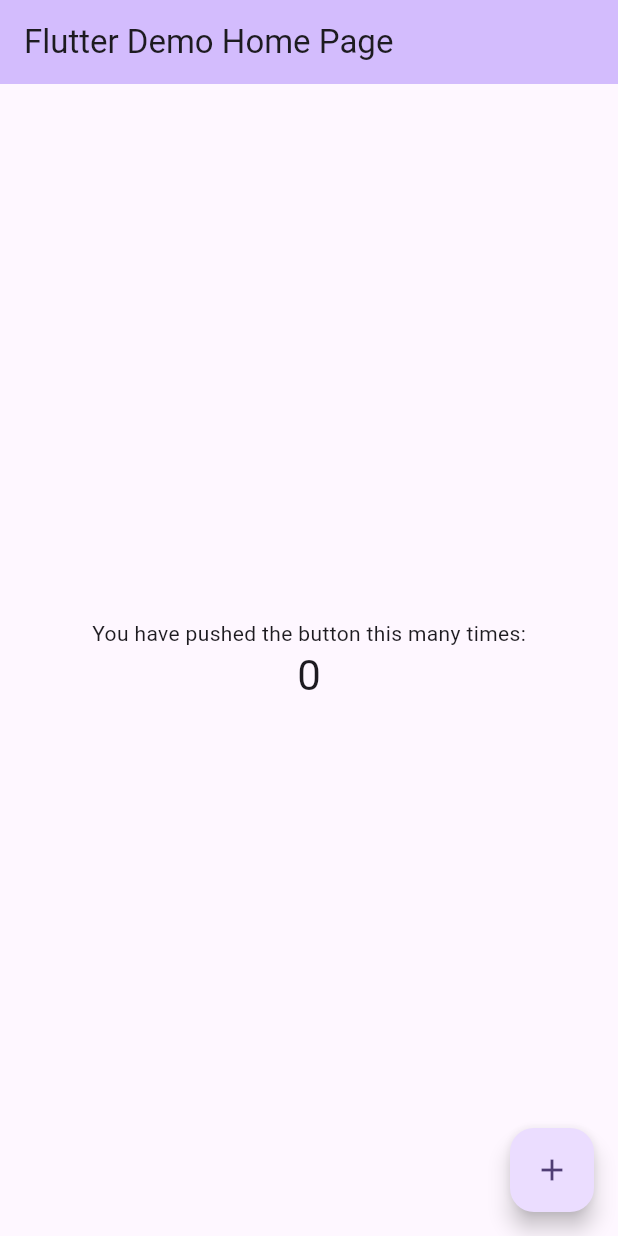
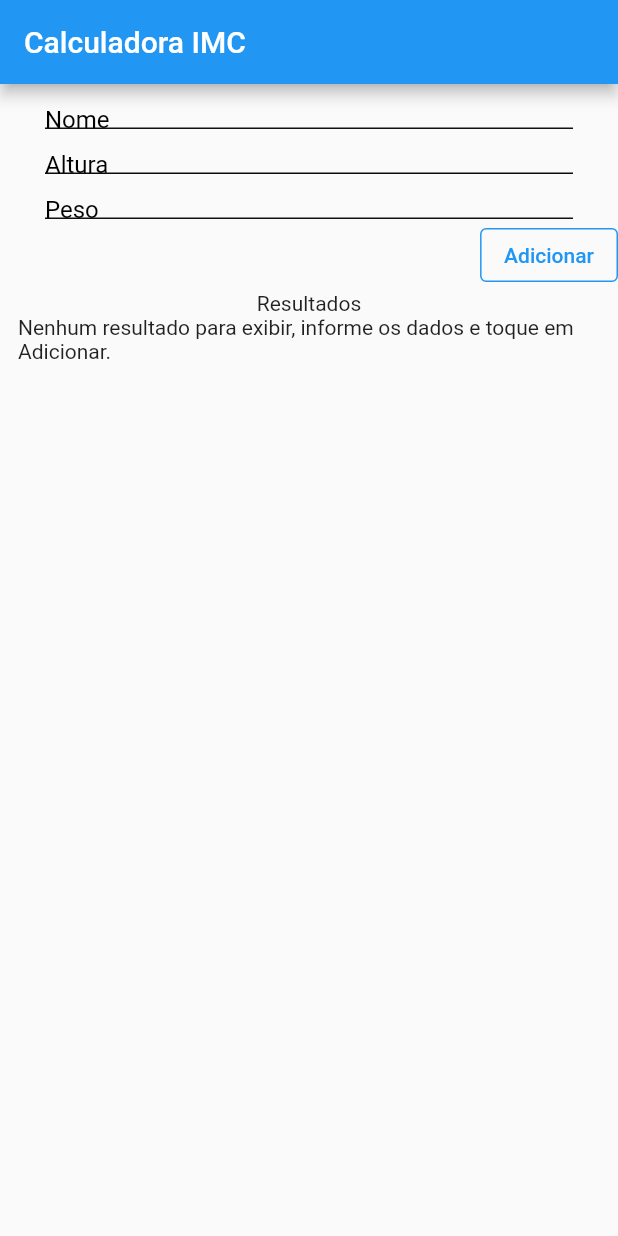
Before and after one commit to AntonioCarlosSoaresPrudencio/calculadora-imc-flutter, a Flutter app: the screen it shows after launch, on a phone screen of 412 x 824 dp. Run offline on Flutter 3.47's test engine with Material 2 defaults, Android fonts, the phone set to English and light mode, and no system bars; our stand-ins replace google_fonts.

```diff
--- a/lib/main.dart
+++ b/lib/main.dart
@@ -1,125 +1,6 @@
+import 'package:calculadora_imc_flutter/service/my_app.dart';
 import 'package:flutter/material.dart';
 
 void main() {
-  runApp(const MyApp());
+  runApp(MyApp());
 }
-
-class MyApp extends StatelessWidget {
-  const MyApp({super.key});
-
-  // This widget is the root of your application.
-  @override
-  Widget build(BuildContext context) {
-    return MaterialApp(
-      title: 'Flutter Demo',
-      theme: ThemeData(
-        // This is the theme of your application.
-        //
-        // TRY THIS: Try running your application with "flutter run". You'll see
-        // the application has a blue toolbar. Then, without quitting the app,
-        // try changing the seedColor in the colorScheme below to Colors.green
-        // and then invoke "hot reload" (save your changes or press the "hot
-        // reload" button in a Flutter-supported IDE, or press "r" if you used
-        // the command line to start the app).
-        //
-        // Notice that the counter didn't reset back to zero; the application
-        // state is not lost during the reload. To reset the state, use hot
-        // restart instead.
-        //
-        // This works for code too, not just values: Most code changes can be
-        // tested with just a hot reload.
-        colorScheme: ColorScheme.fromSeed(seedColor: Colors.deepPurple),
-        useMaterial3: true,
-      ),
-      home: const MyHomePage(title: 'Flutter Demo Home Page'),
-    );
-  }
-}
-
-class MyHomePage extends StatefulWidget {
-  const MyHomePage({super.key, required this.title});
-
-  // This widget is the home page of your application. It is stateful, meaning
-  // that it has a State object (defined below) that contains fields that affect
-  // how it looks.
-
-  // This class is the configuration for the state. It holds the values (in this
-  // case the title) provided by the parent (in this case the App widget) and
-  // used by the build method of the State. Fields in a Widget subclass are
-  // always marked "final".
-
-  final String title;
-
-  @override
-  State<MyHomePage> createState() => _MyHomePageState();
-}
-
-class _MyHomePageState extends State<MyHomePage> {
-  int _counter = 0;
-
-  void _incrementCounter() {
-    setState(() {
-      // This call to setState tells the Flutter framework that something has
-      // changed in this State, which causes it to rerun the build method below
-      // so that the display can reflect the updated values. If we changed
-      // _counter without calling setState(), then the build method would not be
-      // called again, and so nothing would appear to happen.
-      _counter++;
-    });
-  }
-
-  @override
-  Widget build(BuildContext context) {
-    // This method is rerun every time setState is called, for instance as done
-    // by the _incrementCounter method above.
-    //
-    // The Flutter framework has been optimized to make rerunning build methods
-    // fast, so that you can just rebuild anything that needs updating rather
-    // than having to individually change instances of widgets.
-    return Scaffold(
-      appBar: AppBar(
-        // TRY THIS: Try changing the color here to a specific color (to
-        // Colors.amber, perhaps?) and trigger a hot reload to see the AppBar
-        // change color while the other colors stay the same.
-        backgroundColor: Theme.of(context).colorScheme.inversePrimary,
-        // Here we take the value from the MyHomePage object that was created by
-        // the App.build method, and use it to set our appbar title.
-        title: Text(widget.title),
-      ),
-      body: Center(
-        // Center is a layout widget. It takes a single child and positions it
-        // in the middle of the parent.
-        child: Column(
-          // Column is also a layout widget. It takes a list of children and
-          // arranges them vertically. By default, it sizes itself to fit its
-          // children horizontally, and tries to be as tall as its parent.
-          //
-          // Column has various properties to control how it sizes itself and
-          // how it positions its children. Here we use mainAxisAlignment to
-          // center the children vertically; the main axis here is the vertical
-          // axis because Columns are vertical (the cross axis would be
-          // horizontal).
-          //
-          // TRY THIS: Invoke "debug painting" (choose the "Toggle Debug Paint"
-          // action in the IDE, or press "p" in the console), to see the
-          // wireframe for each widget.
-          mainAxisAlignment: MainAxisAlignment.center,
-          children: <Widget>[
-            const Text(
-              'You have pushed the button this many times:',
-            ),
-            Text(
-              '$_counter',
-              style: Theme.of(context).textTheme.headlineMedium,
-            ),
-          ],
-        ),
-      ),
-      floatingActionButton: FloatingActionButton(
-        onPressed: _incrementCounter,
-        tooltip: 'Increment',
-        child: const Icon(Icons.add),
-      ), // This trailing comma makes auto-formatting nicer for build methods.
-    );
-  }
-}
--- /dev/null
+++ b/lib/model/pessoa.dart
@@ -0,0 +1,42 @@
+class Pessoa{
+  String _nome = "";
+  double _peso = 0;
+  double _altura = 0;
+  double _imc = 0;
+
+
+  Pessoa(this._nome, this._peso, this._altura, this._imc){}
+
+  String get nome => _nome;
+
+  double get peso => _peso;
+
+  double get altura => _altura;
+
+  double get imc => _imc;
+
+  set peso(double peso){
+    _peso = peso;
+  }
+
+  set altura(double altura){
+    _altura = altura;
+  }
+
+  set nome(String nome){
+    _nome = nome;
+  }
+
+  set imc(double imc){
+    _imc = imc;
+  }
+
+  @override
+  String toString() {
+    return {
+      "Nome": _nome,
+      "Peso": _peso,
+      "Altura": _altura,
+    }.toString();
+  }
+}
--- /dev/null
+++ b/lib/pages/imc_page.dart
@@ -0,0 +1,181 @@
+import 'package:flutter/material.dart';
+import '../model/pessoa.dart';
+
+class ImcPage extends StatefulWidget {
+  @override
+  _ImcPage createState() => _ImcPage();
+}
+
+class _ImcPage extends State<ImcPage> {
+  final nomeController = TextEditingController(text: "");
+  final alturaController = TextEditingController(text: "");
+  final pesoController = TextEditingController(text: "");
+  late List<Pessoa> resultado = [];
+  @override
+  void initState() {
+    super.initState();
+  }
+
+  @override
+  Widget build(BuildContext context) {
+    // TODO: implement build
+    return Scaffold(
+      appBar: AppBar(
+        title: const Text("Calculadora IMC"),
+      ),
+      body: Center(
+        // child: Text('Hello testeaaa'),
+        child: Column(
+          children: [
+            Container(
+              width: double.infinity,
+              margin: const EdgeInsets.symmetric(horizontal: 30),
+              height: 30,
+              alignment: Alignment.center,
+              child: TextField(
+                controller: nomeController,
+                onChanged: (value) {
+                  debugPrint(value);
+                },
+                style: const TextStyle(color: Colors.black),
+                decoration: const InputDecoration(
+                    contentPadding: EdgeInsets.only(top: 0),
+                    enabledBorder: UnderlineInputBorder(
+                        borderSide: BorderSide(
+                            color: Color.fromARGB(255, 17, 17, 17))),
+                    focusedBorder: UnderlineInputBorder(
+                        borderSide: BorderSide(
+                            color: Color.fromARGB(255, 248, 6, 6))),
+                    hintText: "Nome",
+                    hintStyle: TextStyle(color: Colors.black),
+                ),
+              ),
+            ),Container(
+              width: double.infinity,
+              margin: const EdgeInsets.symmetric(horizontal: 30),
+              height: 30,
+              alignment: Alignment.center,
+              child: TextField(
+                controller: alturaController,
+                onChanged: (value) {
+                  debugPrint(value);
+                },
+                style: const TextStyle(color: Colors.black),
+                decoration: const InputDecoration(
+                    contentPadding: EdgeInsets.only(top: 0),
+                    enabledBorder: UnderlineInputBorder(
+                        borderSide: BorderSide(
+                            color: Color.fromARGB(255, 12, 12, 12))),
+                    focusedBorder: UnderlineInputBorder(
+                        borderSide: BorderSide(
+                            color: Color.fromARGB(255, 248, 6, 6))),
+                    hintText: "Altura",
+                    hintStyle: TextStyle(color: Colors.black),
+                ),
+              ),
+            ), Container(
+              width: double.infinity,
+              margin: const EdgeInsets.symmetric(horizontal: 30),
+              height: 30,
+              alignment: Alignment.center,
+              child: TextField(
+                controller: pesoController,
+                onChanged: (value) {
+                  debugPrint(value);
+                },
+                style: const TextStyle(color: Colors.black),
+                decoration: const InputDecoration(
+                    contentPadding: EdgeInsets.only(top: 0),
+                    enabledBorder: UnderlineInputBorder(
+                        borderSide: BorderSide(
+                            color: Color.fromARGB(255, 17, 17, 17))),
+                    focusedBorder: UnderlineInputBorder(
+                        borderSide: BorderSide(
+                            color: Color.fromARGB(255, 248, 6, 6))),
+                    hintText: "Peso",
+                    hintStyle: TextStyle(color: Colors.black),
+                ),
+              ),
+            ),
+            Row(
+              mainAxisAlignment: MainAxisAlignment.end,
+              children: [
+                OutlinedButton(
+                  style: OutlinedButton.styleFrom(
+                    foregroundColor: Colors.blue,
+                    side: const BorderSide(
+                      color: Colors.blue,
+                    ),
+                  ),
+                  onPressed: () {
+                    adicionarImc();
+                  },
+                  child: const Text("Adicionar"),
+                ),
+              ],
+            ),
+            const Row(mainAxisAlignment: MainAxisAlignment.center,
+              children: [
+                Text('Resultados'),
+              ],
+            ), Expanded(
+                child: resultado.isEmpty
+                    ? const Padding(
+                  padding: EdgeInsets.only(left: 12.0, right: 12),
+                  child: Text('Nenhum resultado para exibir, informe os dados e toque em Adicionar.'),
+                )
+                    : ListView.builder(
+                  itemCount: resultado.length,
+                  itemBuilder: (BuildContext context, int index) {
+                    Pessoa pessoa = resultado[index];
+                    return ListTile(
+                      dense: false,
+                      isThreeLine: true,
+                      contentPadding: const EdgeInsets.symmetric(vertical: 0),
+                      title: Text(pessoa.nome, style: const TextStyle(color: Color.fromARGB(
+                          255, 0, 0, 0)),),
+                      subtitle: Column(
+                        crossAxisAlignment: CrossAxisAlignment.start,
+                        children: <Widget>[
+                          Text('IMC: ${pessoa.imc.toStringAsFixed(2)}, Altura: ${pessoa.altura.toStringAsFixed(2)}, Peso: ${pessoa.peso.toStringAsFixed(2)}',
+                              style: const TextStyle(fontSize: 12)),
+                        ],
+                      ),
+                    );
+                  },
+                )),
+          ],
+        ),
+      ),
+    );
+  }
+
+  void adicionarImc() {
+      var nome = nomeController.text.toUpperCase()??"";
+      var altura = double.tryParse(alturaController.text)??0;
+      var peso = double.tryParse(pesoController.text)??0;
+      if(peso != null && altura != null){
+        var resultImc = peso/(altura*altura);
+        Pessoa pessoa = new Pessoa(nome, peso, altura, resultImc);
+        resultado.add(pessoa);
+        print("AQUI: " + resultImc.toString());
+      }else{
+        print("Peso ou altura invalido!");
+      }
+      limparCamposNaTela();
+
+      setState(() {});
+    }
+
+    void limparCamposNaTela() {
+      nomeController.clear();
+      alturaController.clear();
+      pesoController.clear();
+    }
+
+    void carregarResultados() async {
+      await resultado;
+      setState(() {});
+    }
+
+  }
--- /dev/null
+++ b/lib/service/my_app.dart
@@ -0,0 +1,16 @@
+import 'package:flutter/cupertino.dart';
+import 'package:flutter/material.dart';
+import 'package:google_fonts/google_fonts.dart';
+import 'package:calculadora_imc_flutter/pages/imc_page.dart';
+class MyApp extends StatelessWidget {
+  @override
+  Widget build(BuildContext context) {
+    return MaterialApp(
+      theme: ThemeData(
+          textTheme: GoogleFonts.aBeeZeeTextTheme()
+      ),
+      home: ImcPage(),
+      debugShowCheckedModeBanner: false,
+    );
+  }
+}
--- a/pubspec.yaml
+++ b/pubspec.yaml
@@ -28,6 +28,7 @@ environment:
 # the latest version available on pub.dev. To see which dependencies have newer
 # versions available, run `flutter pub outdated`.
 dependencies:
+  google_fonts: ^6.0.1
   flutter:
     sdk: flutter
 
```
Also changed, not shown: 1 other file.
